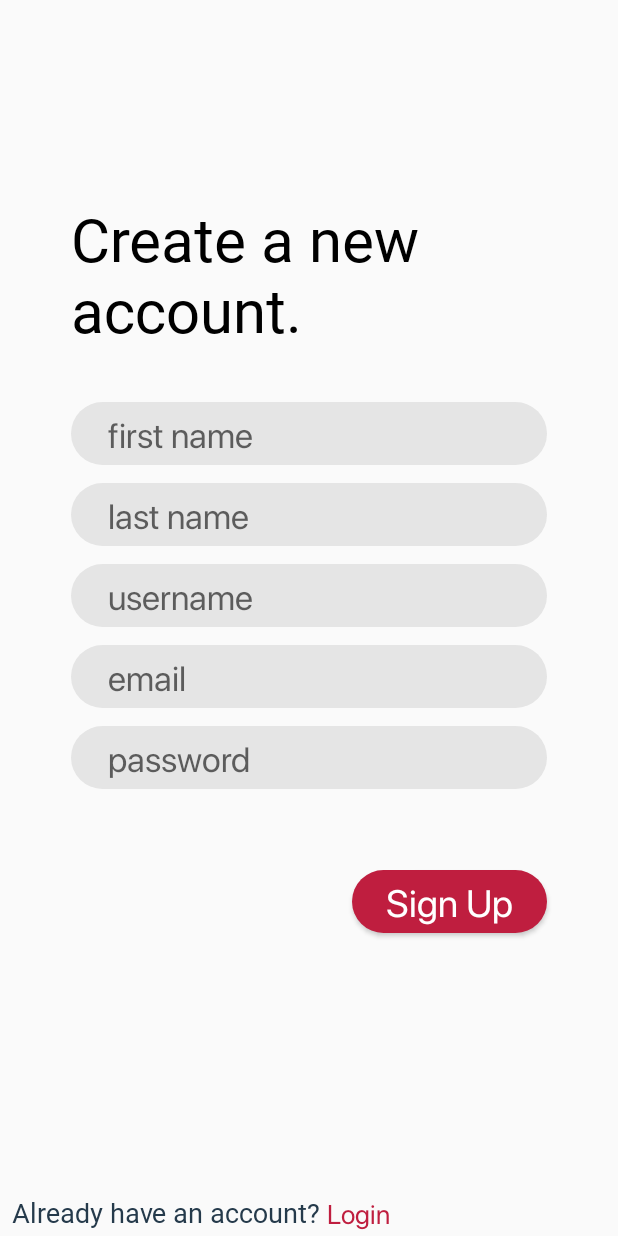
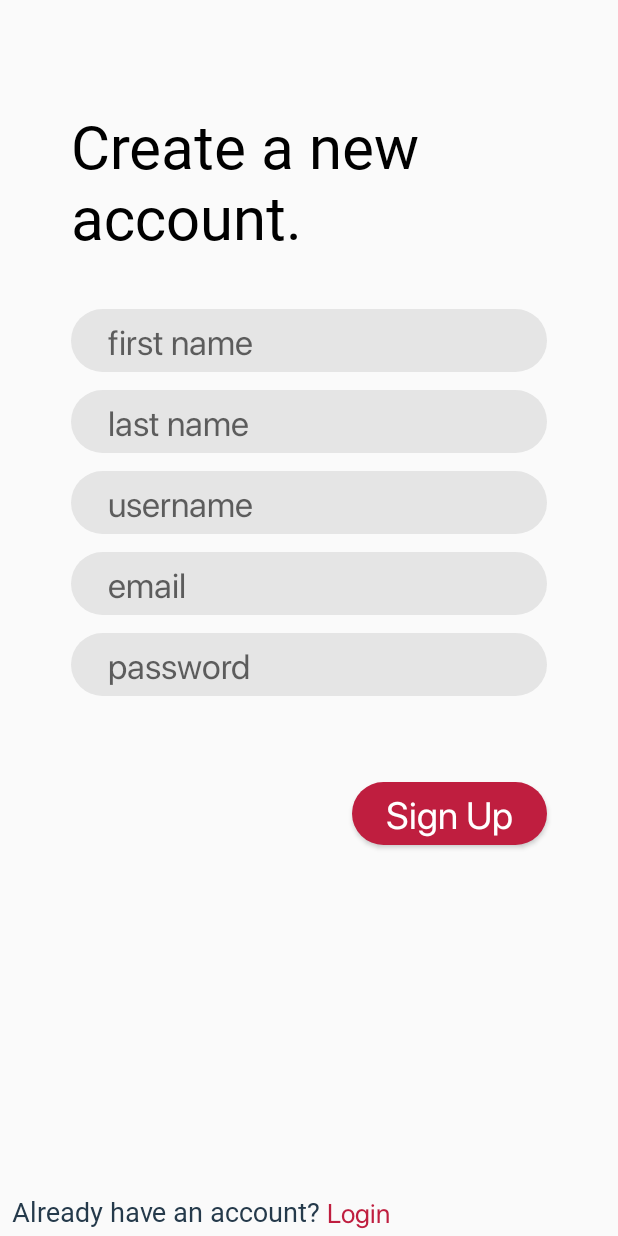
Before and after one commit to CMPUT301F19T27/FindMyFeelings, an Android app: the SignUpActivity screen opened directly, with no data from a screen before it, on a phone screen of 412 x 824 dp. Run offline under Robolectric (Android 15) with nearby library versions, the phone set to English and light mode, and no system bars; our stand-ins replace Firebase (no records; nobody signed in at launch, a user with empty details on screens opened directly).

Commit message:
Moved the signup layout up

```diff
--- a/app/src/main/java/com/example/findmyfeelings/HomePageActivity.java
+++ b/app/src/main/java/com/example/findmyfeelings/HomePageActivity.java
@@ -25,6 +25,7 @@ import com.google.android.gms.tasks.OnSuccessListener;
 
 import android.webkit.MimeTypeMap;
 import android.widget.Button;
+import android.widget.Toast;
 
 import com.google.android.material.bottomnavigation.BottomNavigationView;
 import com.google.android.material.floatingactionbutton.FloatingActionButton;
--- a/app/src/main/res/layout/activity_sign_up.xml
+++ b/app/src/main/res/layout/activity_sign_up.xml
@@ -139,7 +139,7 @@
         android:id="@+id/textView6"
         android:layout_width="347dp"
         android:layout_height="104dp"
-        android:layout_marginTop="132dp"
+        android:layout_marginTop="70dp"
         android:fontFamily="@font/light"
         android:text="Create a new account."
         android:textColor="@color/black"
```
